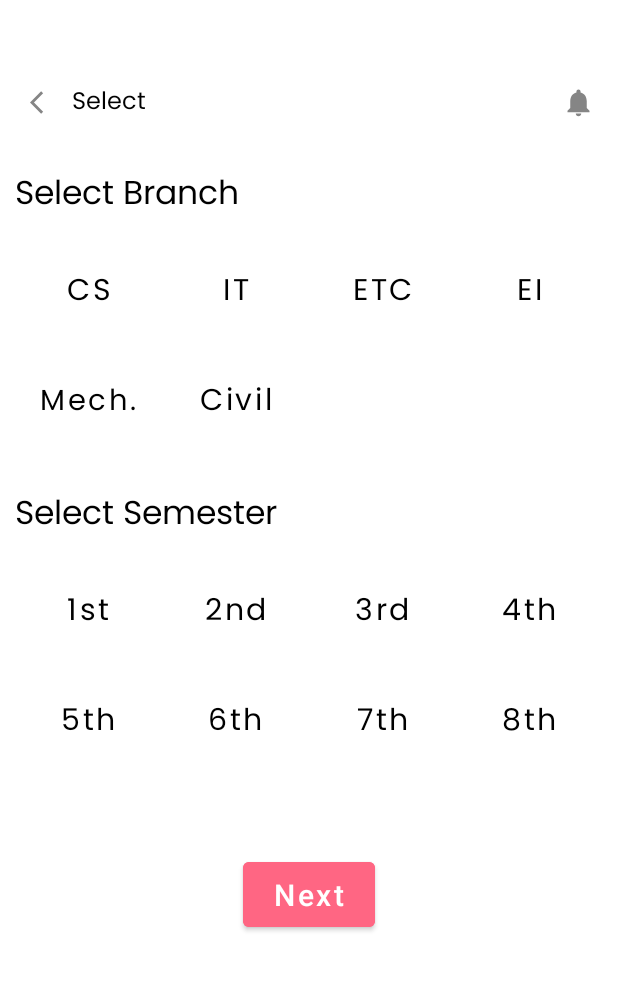
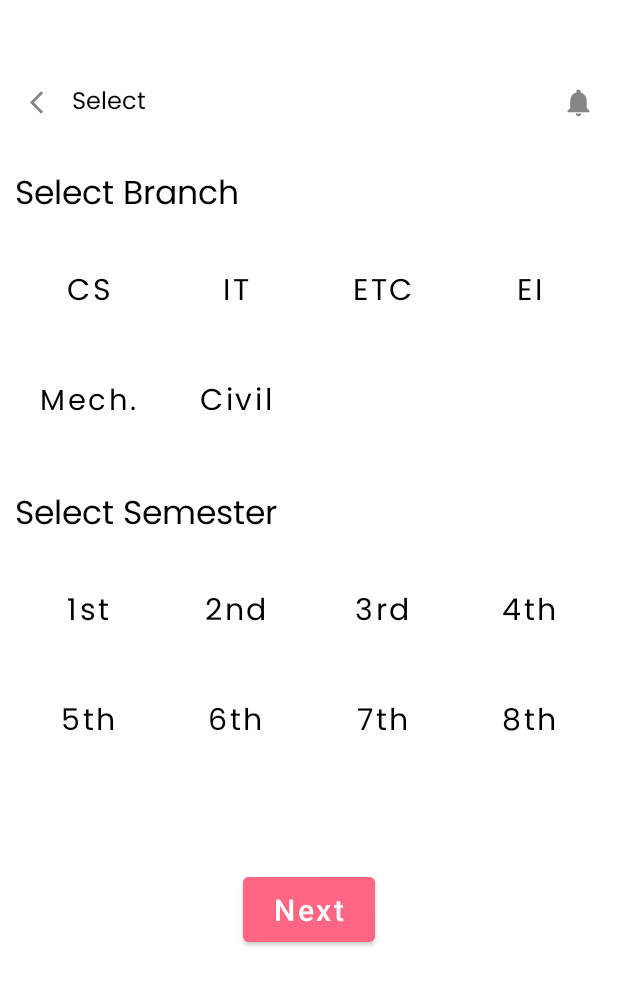
Before and after one commit to 1ezio/ietians-diary, an Android app: the SelectDetails screen opened directly, with no data from a screen before it, on a phone screen of 412 x 824 dp. Shown: the top 985 px of the screen. Run offline under Robolectric (Android 15) with nearby library versions, the phone set to English and light mode, and no system bars.

Commit message:
Select Details UI 2.0

```diff
--- a/app/src/main/res/layout/activity_select_details.xml
+++ b/app/src/main/res/layout/activity_select_details.xml
@@ -304,7 +304,7 @@
         android:textColor="@color/white"
         android:textAllCaps="false"
         android:layout_gravity="center_horizontal"
-        android:layout_marginTop="50dp">
+        android:layout_marginTop="60dp">
     </Button>
 
 </LinearLayout>
```
